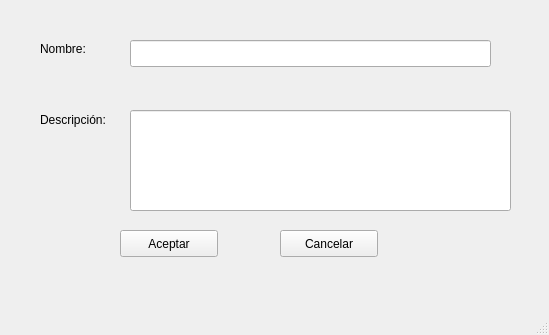
Old version of the form ProyectoFinalTaller/uis/ventana_nuevacategoria.ui in the repository Pachikuna/Proyecto-final.
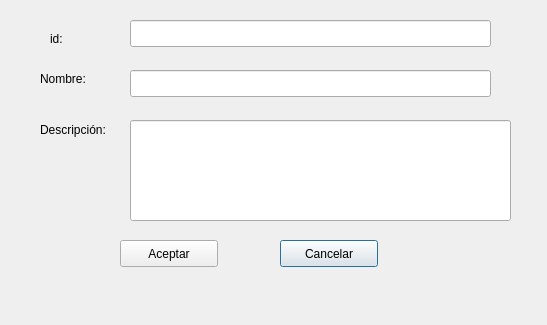
New version of the form.

The edit to the form file:
```diff
--- a/ProyectoFinalTaller/uis/ventana_nuevacategoria.ui
+++ b/ProyectoFinalTaller/uis/ventana_nuevacategoria.ui
@@ -1,37 +1,23 @@
 <?xml version="1.0" encoding="UTF-8"?>
 <ui version="4.0">
- <class>MainWindow</class>
- <widget class="QMainWindow" name="MainWindow">
+ <class>ventana_nuevacategoria</class>
+ <widget class="QDialog" name="ventana_nuevacategoria">
   <property name="geometry">
    <rect>
     <x>0</x>
     <y>0</y>
-    <width>549</width>
-    <height>335</height>
+    <width>547</width>
+    <height>325</height>
    </rect>
   </property>
   <property name="windowTitle">
    <string>Nueva categoría</string>
   </property>
-  <widget class="QWidget" name="centralwidget">
-   <widget class="QPushButton" name="btn_aceptar">
-    <property name="geometry">
-     <rect>
-      <x>120</x>
-      <y>230</y>
-      <width>98</width>
-      <height>27</height>
-     </rect>
-    </property>
-    <property name="text">
-     <string>Aceptar</string>
-    </property>
-   </widget>
    <widget class="QPushButton" name="btn_cancelar">
     <property name="geometry">
      <rect>
       <x>280</x>
-      <y>230</y>
+     <y>240</y>
       <width>98</width>
       <height>27</height>
      </rect>
@@ -40,34 +26,34 @@
      <string>Cancelar</string>
     </property>
    </widget>
-   <widget class="QLineEdit" name="nombre_categoria">
+  <widget class="QLineEdit" name="descripcion_categoria">
     <property name="geometry">
      <rect>
       <x>130</x>
-      <y>40</y>
-      <width>361</width>
-      <height>27</height>
+     <y>120</y>
+     <width>381</width>
+     <height>101</height>
      </rect>
     </property>
    </widget>
-   <widget class="QLabel" name="label">
+  <widget class="QPushButton" name="btn_aceptar">
     <property name="geometry">
      <rect>
-      <x>40</x>
-      <y>40</y>
-      <width>66</width>
-      <height>17</height>
+     <x>120</x>
+     <y>240</y>
+     <width>98</width>
+     <height>27</height>
      </rect>
     </property>
     <property name="text">
-     <string>Nombre:</string>
+    <string>Aceptar</string>
     </property>
    </widget>
    <widget class="QLabel" name="label_2">
     <property name="geometry">
      <rect>
       <x>40</x>
-      <y>110</y>
+     <y>120</y>
       <width>91</width>
       <height>20</height>
      </rect>
@@ -76,28 +62,52 @@
      <string>Descripción:</string>
     </property>
    </widget>
-   <widget class="QLineEdit" name="descripcion_categoria">
+  <widget class="QLabel" name="label">
     <property name="geometry">
      <rect>
+     <x>40</x>
+     <y>70</y>
+     <width>66</width>
+     <height>17</height>
+    </rect>
+   </property>
+   <property name="text">
+    <string>Nombre:</string>
+   </property>
+  </widget>
+  <widget class="QLineEdit" name="nombre_categoria">
+   <property name="geometry">
+    <rect>
       <x>130</x>
-      <y>110</y>
-      <width>381</width>
-      <height>101</height>
+     <y>70</y>
+     <width>361</width>
+     <height>27</height>
      </rect>
     </property>
    </widget>
+  <widget class="QLabel" name="label_3">
+   <property name="geometry">
+    <rect>
+     <x>50</x>
+     <y>30</y>
+     <width>66</width>
+     <height>17</height>
+    </rect>
+   </property>
+   <property name="text">
+    <string>id:</string>
+   </property>
   </widget>
-  <widget class="QMenuBar" name="menubar">
+  <widget class="QLineEdit" name="id_categoria">
    <property name="geometry">
     <rect>
-     <x>0</x>
-     <y>0</y>
-     <width>549</width>
-     <height>25</height>
+     <x>130</x>
+     <y>20</y>
+     <width>361</width>
+     <height>27</height>
     </rect>
    </property>
   </widget>
-  <widget class="QStatusBar" name="statusbar"/>
  </widget>
  <resources/>
  <connections/>
```
Left out of the diff: 2 changed lines with no effect on the pictures. Lines whose indentation alone changed are shown as unchanged.
